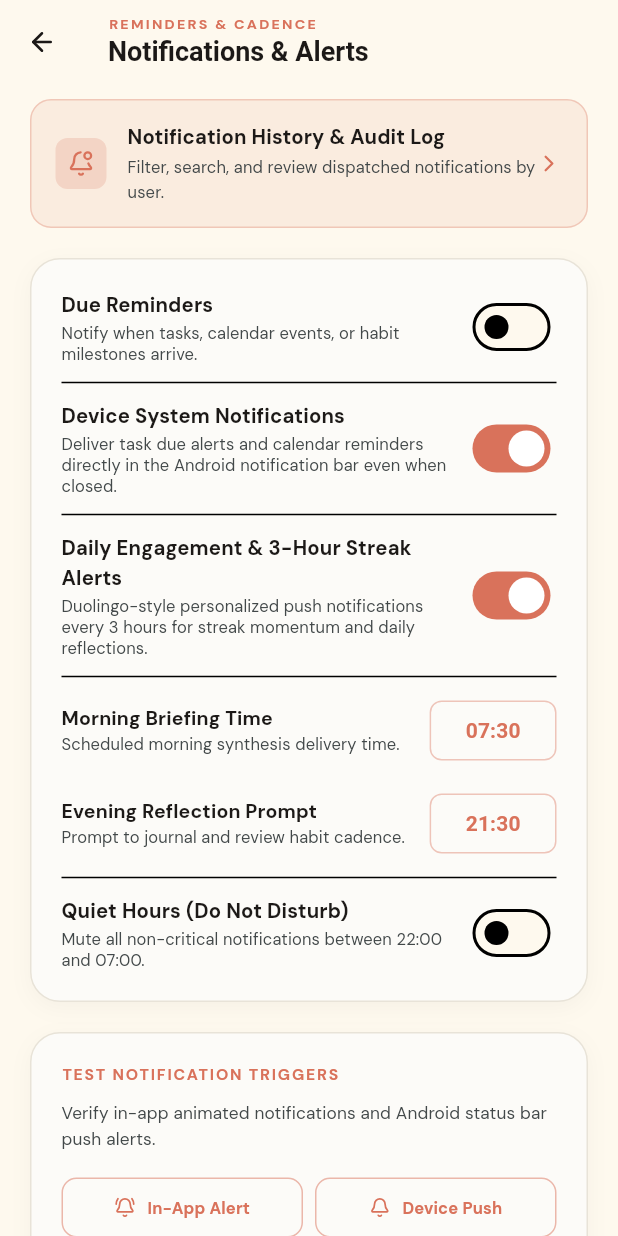
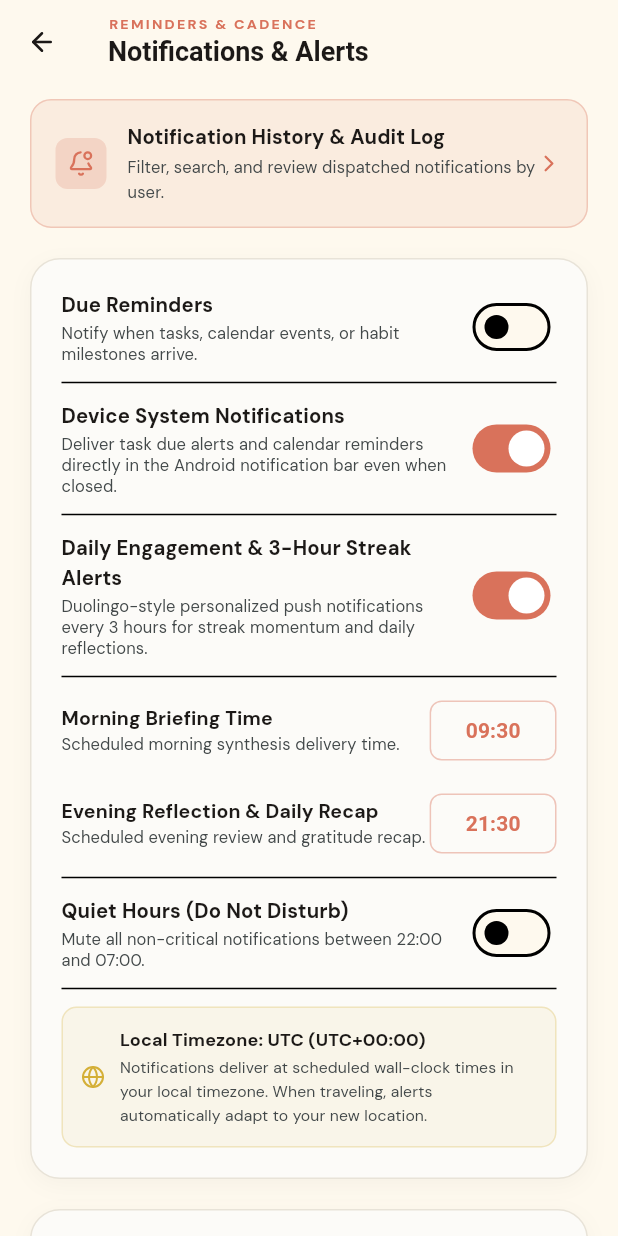
Before and after one commit to Allen73737/NOTtEodo, a Flutter app: the NotificationsSettingsSubpage screen opened directly, on a phone screen of 412 x 824 dp. Run offline on Flutter 3.47's test engine with Material 3 defaults, Android fonts, the phone set to English and light mode, and no system bars; our stand-ins replace file_picker, flutter_riverpod, flutter_secure_storage, google_fonts, image_picker, local_auth and 5 more; missing offline and left inert: cryptography, dart:js_interop, home_widget; accounts and stored records are empty; Roboto replaces fonts that are missing (Bodoni Moda); statements that could not run were skipped.

Commit message:
feat: align daily recap and morning briefing to 9:30 with global timezone adaptation

```diff
--- a/frontend/lib/core/state/app_settings.dart
+++ b/frontend/lib/core/state/app_settings.dart
@@ -58,7 +58,7 @@ class AppSettings {
   final String? customAlarmSoundName;
 
   /// Scheduled notifications and quiet hours
-  final String morningBriefingTime; // e.g. '07:30'
+  final String morningBriefingTime; // e.g. '09:30'
   final String eveningReflectionTime; // e.g. '21:30'
   final bool quietHoursEnabled;
   final String quietHoursStart; // e.g. '22:00'
@@ -146,7 +146,7 @@ class AppSettings {
     this.alarmSound = 'horology_cascade',
     this.customAlarmSoundPath,
     this.customAlarmSoundName,
-    this.morningBriefingTime = '07:30',
+    this.morningBriefingTime = '09:30',
     this.eveningReflectionTime = '21:30',
     this.quietHoursEnabled = false,
     this.quietHoursStart = '22:00',
@@ -434,7 +434,7 @@ class AppSettings {
         alarmSound: j['alarmSound'] as String? ?? 'horology_cascade',
         customAlarmSoundPath: j['customAlarmSoundPath'] as String?,
         customAlarmSoundName: j['customAlarmSoundName'] as String?,
-        morningBriefingTime: j['morningBriefingTime'] as String? ?? '07:30',
+        morningBriefingTime: j['morningBriefingTime'] as String? ?? '09:30',
         eveningReflectionTime: j['eveningReflectionTime'] as String? ?? '21:30',
         quietHoursEnabled: j['quietHoursEnabled'] as bool? ?? false,
         quietHoursStart: j['quietHoursStart'] as String? ?? '22:00',
--- a/frontend/lib/core/widgets/daily_flow_timeline_widget.dart
+++ b/frontend/lib/core/widgets/daily_flow_timeline_widget.dart
@@ -37,12 +37,14 @@ class DailyFlowTimelineWidget extends ConsumerWidget {
     // Time slots for active day
     final slots = [
       {'time': '08:00', 'hour': 8, 'label': 'Morning Focus & Planning'},
+      {'time': '09:30', 'hour': 9, 'label': 'Morning Briefing & Focus Kickoff'},
       {'time': '10:00', 'hour': 10, 'label': 'Deep Work & Priority #1'},
       {'time': '12:00', 'hour': 12, 'label': 'Midday Reset & Lunch'},
       {'time': '14:00', 'hour': 14, 'label': 'Execution & Collaboration'},
       {'time': '16:00', 'hour': 16, 'label': 'Deep Work & Priority #2'},
       {'time': '18:00', 'hour': 18, 'label': 'Daily Review & Wrap-Up'},
-      {'time': '20:00', 'hour': 20, 'label': 'Evening Rest & Reflection'},
+      {'time': '20:00', 'hour': 20, 'label': 'Evening Rest & Unwind'},
+      {'time': '21:30', 'hour': 21, 'label': 'Evening Zen Review & Daily Recap'},
     ];
 
     return BentoPod(
--- a/frontend/lib/features/settings/presentation/settings_subpages.dart
+++ b/frontend/lib/features/settings/presentation/settings_subpages.dart
@@ -881,12 +881,20 @@ class NotificationsSettingsSubpage extends ConsumerWidget {
     }
   }
 
+  String _formatTzOffset(Duration offset) {
+    final sign = offset.isNegative ? '-' : '+';
+    final hours = offset.inHours.abs().toString().padLeft(2, '0');
+    final minutes = (offset.inMinutes.abs() % 60).toString().padLeft(2, '0');
+    return '$sign$hours:$minutes';
+  }
+
   @override
   Widget build(BuildContext context, WidgetRef ref) {
     final isDark = Theme.of(context).brightness == Brightness.dark;
     final primaryTextColor = isDark ? AppColors.darkTextPrimary : AppColors.primary;
     final subtextColor = isDark ? AppColors.darkTextSecondary : AppColors.onSurfaceVariant;
     final terracotta = isDark ? const Color(0xFFE8927C) : AppColors.secondary;
+    final gold = isDark ? const Color(0xFFE5B869) : AppColors.goldPrimary;
     final settings = ref.watch(appSettingsProvider);
 
     return SettingsSubpageScaffold(
@@ -967,7 +975,11 @@ class NotificationsSettingsSubpage extends ConsumerWidget {
                   settings.dailyEngagementNotifications,
                   (v) {
                     ref.read(appSettingsProvider.notifier).setDailyEngagementNotifications(v);
-                    DailyEngagementService().scheduleDailyCadence(enabled: v);
+                    DailyEngagementService().scheduleDailyCadence(
+                      enabled: v,
+                      morningTimeStr: settings.morningBriefingTime,
+                      eveningTimeStr: settings.eveningReflectionTime,
+                    );
                     if (v) DeviceNotificationService().requestPermission();
                   },
                   primaryTextColor,
@@ -993,7 +1005,14 @@ class NotificationsSettingsSubpage extends ConsumerWidget {
                       onPressed: () => _pickTime(
                         context: context,
                         initialTime: settings.morningBriefingTime,
-                        onSelected: (t) => ref.read(appSettingsProvider.notifier).setMorningBriefingTime(t),
+                        onSelected: (t) {
+                          ref.read(appSettingsProvider.notifier).setMorningBriefingTime(t);
+                          DailyEngagementService().scheduleDailyCadence(
+                            enabled: settings.dailyEngagementNotifications,
+                            morningTimeStr: t,
+                            eveningTimeStr: settings.eveningReflectionTime,
+                          );
+                        },
                       ),
                       child: Text(settings.morningBriefingTime, style: TextStyle(fontWeight: FontWeight.bold, color: terracotta)),
                     ),
@@ -1007,8 +1026,8 @@ class NotificationsSettingsSubpage extends ConsumerWidget {
                     Column(
                       crossAxisAlignment: CrossAxisAlignment.start,
                       children: [
-                        Text('Evening Reflection Prompt', style: GoogleFonts.dmSans(fontSize: 13, fontWeight: FontWeight.bold, color: primaryTextColor)),
-                        Text('Prompt to journal and review habit cadence.', style: GoogleFonts.dmSans(fontSize: 11, color: subtextColor)),
+                        Text('Evening Reflection & Daily Recap', style: GoogleFonts.dmSans(fontSize: 13, fontWeight: FontWeight.bold, color: primaryTextColor)),
+                        Text('Scheduled evening review and gratitude recap.', style: GoogleFonts.dmSans(fontSize: 11, color: subtextColor)),
                       ],
                     ),
                     OutlinedButton(
@@ -1019,7 +1038,14 @@ class NotificationsSettingsSubpage extends ConsumerWidget {
                       onPressed: () => _pickTime(
                         context: context,
                         initialTime: settings.eveningReflectionTime,
-                        onSelected: (t) => ref.read(appSettingsProvider.notifier).setEveningReflectionTime(t),
+                        onSelected: (t) {
+                          ref.read(appSettingsProvider.notifier).setEveningReflectionTime(t);
+                          DailyEngagementService().scheduleDailyCadence(
+                            enabled: settings.dailyEngagementNotifications,
+                            morningTimeStr: settings.morningBriefingTime,
+                            eveningTimeStr: t,
+                          );
+                        },
                       ),
                       child: Text(settings.eveningReflectionTime, style: TextStyle(fontWeight: FontWeight.bold, color: terracotta)),
                     ),
@@ -1033,6 +1059,42 @@ class NotificationsSettingsSubpage extends ConsumerWidget {
                   (v) => ref.read(appSettingsProvider.notifier).setQuietHours(enabled: v),
                   primaryTextColor,
                   subtextColor,
+                ),
+                const Divider(height: 24),
+                // Local Timezone & Location Awareness Banner
+                Container(
+                  padding: const EdgeInsets.all(12),
+                  decoration: BoxDecoration(
+                    color: gold.withValues(alpha: isDark ? 0.12 : 0.08),
+                    borderRadius: BorderRadius.circular(10),
+                    border: Border.all(color: gold.withValues(alpha: 0.25)),
+                  ),
+                  child: Row(
+                    children: [
+                      Icon(LucideIcons.globe, size: 16, color: gold),
+                      const SizedBox(width: 10),
+                      Expanded(
+                        child: Column(
+                          crossAxisAlignment: CrossAxisAlignment.start,
+                          children: [
+                            Text(
+                              'Local Timezone: ${DateTime.now().timeZoneName} (UTC${_formatTzOffset(DateTime.now().timeZoneOffset)})',
+                              style: GoogleFonts.dmSans(
+                                fontSize: 12,
+                                fontWeight: FontWeight.bold,
+                                color: primaryTextColor,
+                              ),
+                            ),
+                            const SizedBox(height: 2),
+                            Text(
+                              'Notifications deliver at scheduled wall-clock times in your local timezone. When traveling, alerts automatically adapt to your new location.',
+                              style: GoogleFonts.dmSans(fontSize: 10.5, color: subtextColor),
+                            ),
+                          ],
+                        ),
+                      ),
+                    ],
+                  ),
                 ),
               ],
             ),
--- a/frontend/lib/main.dart
+++ b/frontend/lib/main.dart
@@ -228,8 +228,11 @@ class _NOTtEodoAppState extends ConsumerState<NOTtEodoApp> with WidgetsBindingOb
     }
     WidgetsBinding.instance.addPostFrameCallback((_) {
       StreakAchievementService.checkAndUpdateStreak(ref, context);
+      final settings = ref.read(appSettingsProvider);
       DailyEngagementService().scheduleDailyCadence(
-        enabled: ref.read(appSettingsProvider).dailyEngagementNotifications,
+        enabled: settings.dailyEngagementNotifications,
+        morningTimeStr: settings.morningBriefingTime,
+        eveningTimeStr: settings.eveningReflectionTime,
       );
     });
   }
```
Also changed, not shown: frontend/lib/core/services/daily_engagement_service.dart (+30 -9 lines), 3 other files.
